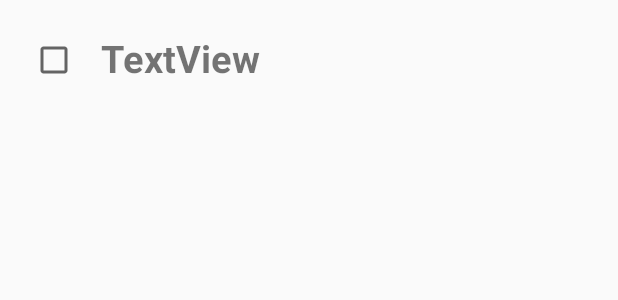
After one commit to AaronHexa/NearBuy, an Android app: the layout delete_sale_list_item.xml on its own in the app's theme, with its tools: preview values and no code run, on a phone screen of 412 x 824 dp. The commit adds this screen. Shown: the top 300 px of the screen. Run offline under Robolectric (Android 15) with nearby library versions, the phone set to English and light mode, and no system bars.

Commit message:
- Add delete function on My Sale page - Using dialog and show a list of dealer sales - checkbox with recycler view for select multiple choice

```diff
--- a/app/build.gradle
+++ b/app/build.gradle
@@ -46,6 +46,8 @@ dependencies {
 
     implementation 'com.android.support:cardview-v7:27.1.1'
     implementation 'de.hdodenhof:circleimageview:2.2.0'
+
+    implementation 'com.github.chrisbanes:PhotoView:2.1.3'
 }
 
 apply plugin: 'com.google.gms.google-services'
--- a/app/src/main/java/com/example/hexa_aaronlee/nearbuy/RecyclerViewAdapter.kt
+++ b/app/src/main/java/com/example/hexa_aaronlee/nearbuy/RecyclerViewAdapter.kt
@@ -17,7 +17,7 @@ import android.support.v7.widget.CardView
 import com.squareup.picasso.Picasso
 
 
-class RecyclerViewAdapter(private val mDistance: String ,private val mContext: Context, private val mData: List<DealsDetail>) : RecyclerView.Adapter<RecyclerViewAdapter.MyViewHolder>() {
+class RecyclerViewAdapter(private val mContext: Context, private val mData: List<DealsDetail>) : RecyclerView.Adapter<RecyclerViewAdapter.MyViewHolder>() {
 
     override fun onCreateViewHolder(parent: ViewGroup, viewType: Int): MyViewHolder {
 
@@ -38,7 +38,9 @@ class RecyclerViewAdapter(private val mDistance: String ,private val mContext: C
         holder.title.text = mData[position].itemTitle
         holder.price.text = "MYR " + mData[position].itemPrice
         holder.offerBy.text = mData[position].offerBy
+
         var result : FloatArray = FloatArray(10)
+
         Location.distanceBetween(UserDetail.mLatitude,UserDetail.mLongitude,mData[position].mLatitude.toDouble(),mData[position].mLongitude.toDouble(),result)
         holder.distance.text = String.format("%.2f",(result[0]/1000))+ " km"
                 holder.cardView.setOnClickListener {
--- a/app/src/main/java/com/example/hexa_aaronlee/nearbuy/ShowTotalSales.kt
+++ b/app/src/main/java/com/example/hexa_aaronlee/nearbuy/ShowTotalSales.kt
@@ -32,7 +32,7 @@ class ShowTotalSales : AppCompatActivity(),ShowTotalSalesView.View {
     override fun updateList(lstSaleData : ArrayList<DealsDetail>)
     {
         val myrv = findViewById<RecyclerView>(R.id.listSalesView)
-        val myAdapter = RecyclerViewAdapter("700",this, lstSaleData)
+        val myAdapter = RecyclerViewAdapter(this, lstSaleData)
         myrv.layoutManager = GridLayoutManager(this, 2)
         myrv.adapter = myAdapter
     }
--- a/app/src/main/java/com/example/hexa_aaronlee/nearbuy/View/ChatRoomView.kt
+++ b/app/src/main/java/com/example/hexa_aaronlee/nearbuy/View/ChatRoomView.kt
@@ -14,6 +14,7 @@ public interface ChatRoomView{
         fun uploadImageFailed()
         fun saveImageData(uriTxt : String)
         fun addMsgChat(newMessagePage : Int, imageFileName: String,text: String, sender: String, type :String,arrayMsgIDList: ArrayList<String>)
+        fun viewLargeImage(tmpUri: Uri)
     }
 
     interface presenter{
--- a/app/src/main/java/com/example/hexa_aaronlee/nearbuy/View/MySaleListView.kt
+++ b/app/src/main/java/com/example/hexa_aaronlee/nearbuy/View/MySaleListView.kt
@@ -7,9 +7,11 @@ interface MySaleListView
     interface View
     {
         fun updateList(lstDetail : ArrayList<DealsDetail>)
+        fun setDeleteBtn(lstDetail: ArrayList<DealsDetail>)
     }
 
     interface Presenter{
         fun getSaledata(user_id : String,lstDetail : ArrayList<DealsDetail>)
+        fun deleteSaleInDatabase (mDeletionPos : ArrayList<Int>,lstDetail: ArrayList<DealsDetail>,user_id: String)
     }
 }
--- /dev/null
+++ b/app/src/main/res/drawable/ic_delete_black_24dp.xml
@@ -0,0 +1,5 @@
+<vector android:height="24dp" android:tint="#486DC8"
+    android:viewportHeight="24.0" android:viewportWidth="24.0"
+    android:width="24dp" xmlns:android="http://schemas.android.com/apk/res/android">
+    <path android:fillColor="#FF000000" android:pathData="M6,19c0,1.1 0.9,2 2,2h8c1.1,0 2,-0.9 2,-2V7H6v12zM19,4h-3.5l-1,-1h-5l-1,1H5v2h14V4z"/>
+</vector>
--- /dev/null
+++ b/app/src/main/res/layout/delete_sale_list_item.xml
@@ -0,0 +1,29 @@
+<?xml version="1.0" encoding="utf-8"?>
+<LinearLayout xmlns:android="http://schemas.android.com/apk/res/android"
+    android:layout_width="match_parent"
+    android:layout_height="wrap_content"
+    android:orientation="horizontal"
+    android:clickable="true"
+    android:focusable="true"
+    android:id="@+id/checkListItem"
+    >
+
+    <CheckBox
+        android:id="@+id/checkDeleteItem"
+        android:layout_width="wrap_content"
+        android:layout_height="wrap_content"
+        android:layout_marginStart="20dp"
+        android:layout_marginEnd="15dp"
+        android:layout_marginTop="18dp"
+        android:layout_marginBottom="18dp"
+        />
+
+    <TextView
+        android:id="@+id/deleteListTxt"
+        android:layout_width="wrap_content"
+        android:layout_height="wrap_content"
+        android:text="TextView"
+        android:textSize="25sp"
+        android:textStyle="bold"
+        android:layout_marginTop="21dp"/>
+</LinearLayout>
--- a/build.gradle
+++ b/build.gradle
@@ -22,7 +22,8 @@ allprojects {
         jcenter()
         maven{
             url "https://maven.google.com"
-        }
+            }
+        maven { url "https://jitpack.io" }
     }
 }
 
```
Also changed, not shown: app/src/main/java/com/example/hexa_aaronlee/nearbuy/ChatRoom.kt (+13 -0 lines), app/src/main/java/com/example/hexa_aaronlee/nearbuy/MySaleList.kt (+94 -3 lines), app/src/main/java/com/example/hexa_aaronlee/nearbuy/Presenter/ChatRoomPresenter.kt (+8 -0 lines), app/src/main/java/com/example/hexa_aaronlee/nearbuy/Presenter/MySaleListPresenter.kt (+19 -0 lines), app/src/main/res/drawable/round_boxs.xml (added, +15 -0 lines), app/src/main/res/layout/activity_my_sale_list.xml (+31 -2 lines), app/src/main/res/layout/delete_my_sale.xml (added, +39 -0 lines), app/src/main/res/layout/dialog_image.xml (added, +11 -0 lines).
